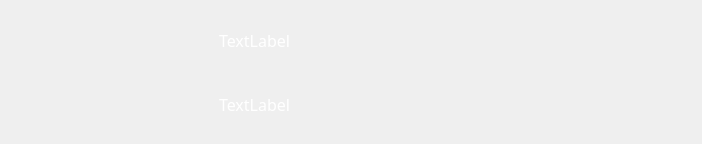
The window that src/view/saveitem.ui (panda2134/ParkourGame) describes before a commit, drawn with Qt 5.
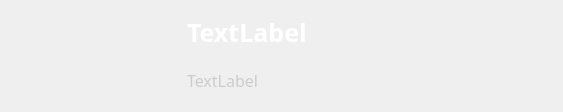
The same window after the commit.

Patch:
```diff
--- a/src/view/saveitem.ui
+++ b/src/view/saveitem.ui
@@ -6,8 +6,8 @@
    <rect>
     <x>0</x>
     <y>0</y>
-    <width>702</width>
-    <height>140</height>
+    <width>563</width>
+    <height>108</height>
    </rect>
   </property>
   <property name="sizePolicy">
@@ -30,14 +30,14 @@
      </property>
      <property name="minimumSize">
       <size>
-       <width>150</width>
-       <height>122</height>
+       <width>160</width>
+       <height>90</height>
       </size>
      </property>
      <property name="maximumSize">
       <size>
-       <width>150</width>
-       <height>122</height>
+       <width>160</width>
+       <height>90</height>
       </size>
      </property>
      <property name="text">
@@ -50,9 +50,12 @@
      <property name="orientation">
       <enum>Qt::Horizontal</enum>
      </property>
+     <property name="sizeType">
+      <enum>QSizePolicy::Maximum</enum>
+     </property>
      <property name="sizeHint" stdset="0">
       <size>
-       <width>40</width>
+       <width>10</width>
        <height>20</height>
       </size>
      </property>
@@ -65,11 +68,15 @@
        <property name="font">
         <font>
          <family>Microsoft YaHei</family>
-         <pointsize>12</pointsize>
+         <pointsize>-1</pointsize>
+         <weight>62</weight>
+         <bold>true</bold>
         </font>
        </property>
        <property name="styleSheet">
-        <string notr="true">color:white;</string>
+        <string notr="true">color:white;
+font-size: 25px;
+font-weight: 500;</string>
        </property>
        <property name="text">
         <string>TextLabel</string>
@@ -88,7 +95,8 @@
         </font>
        </property>
        <property name="styleSheet">
-        <string notr="true">color:white;</string>
+        <string notr="true">color: #cccccc;
+font-size:0.6em;</string>
        </property>
        <property name="text">
         <string>TextLabel</string>
```
